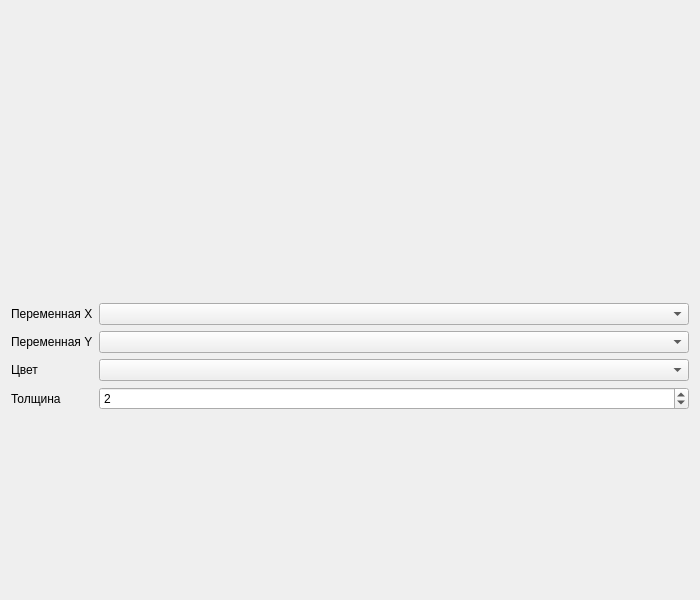
This is ui_plots/line_plot.ui in Kirikus/Experiments-2026S-Python as Qt 5 draws it before an edit. The edited form follows.
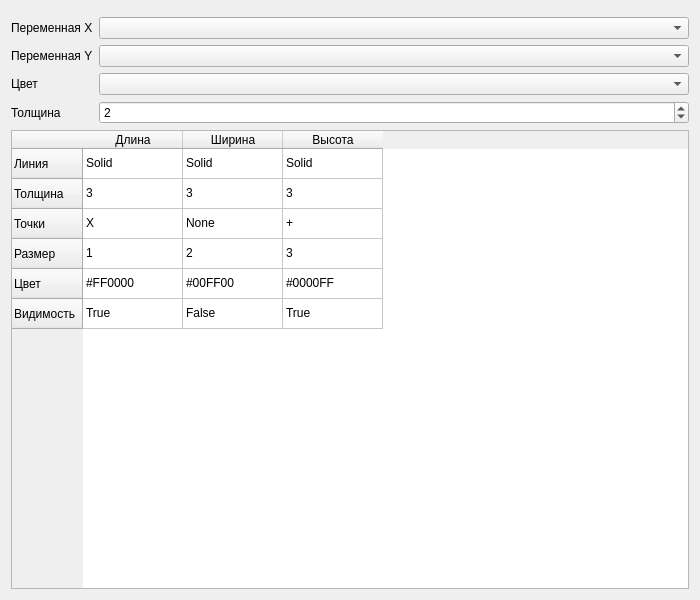
This is the edited form. Custom widgets are drawn as their Qt base class.

Commit message: Added multiple line settings support to LinePlot

What changed in the file:
```diff
--- a/ui_plots/line_plot.ui
+++ b/ui_plots/line_plot.ui
@@ -4,7 +4,10 @@
  <widget class="QWidget" name="LinePlot">
   <property name="geometry">
    <rect>
-    <x>0</x><y>0</y><width>700</width><height>600</height>
+    <x>0</x>
+    <y>0</y>
+    <width>700</width>
+    <height>600</height>
    </rect>
   </property>
   <property name="windowTitle">
@@ -12,9 +15,9 @@
   </property>
   <layout class="QVBoxLayout" name="verticalLayout">
    <item>
-    <widget class="QWidget" name="parent_ui" native="true">
+    <widget class="Plot" name="_base" native="true">
      <layout class="QVBoxLayout" name="parentLayout">
-      <property name="margin">
+      <property name="margin" stdset="0">
        <number>0</number>
       </property>
      </layout>
@@ -22,17 +25,11 @@
    </item>
    <item>
     <layout class="QFormLayout" name="settingsLayout">
-     <item row="0" column="0">
-      <widget class="QLabel" name="labelXVar">
-       <property name="text"><string>Переменная X</string></property>
-      </widget>
-     </item>
-     <item row="0" column="1">
-      <widget class="QComboBox" name="xVariableCombo"/>
-     </item>
      <item row="1" column="0">
       <widget class="QLabel" name="labelYVar">
-       <property name="text"><string>Переменная Y</string></property>
+       <property name="text">
+        <string>Переменная Y</string>
+       </property>
       </widget>
      </item>
      <item row="1" column="1">
@@ -40,7 +37,9 @@
      </item>
      <item row="2" column="0">
       <widget class="QLabel" name="labelColor">
-       <property name="text"><string>Цвет</string></property>
+       <property name="text">
+        <string>Цвет</string>
+       </property>
       </widget>
      </item>
      <item row="2" column="1">
@@ -48,20 +47,185 @@
      </item>
      <item row="3" column="0">
       <widget class="QLabel" name="labelWidth">
-       <property name="text"><string>Толщина</string></property>
+       <property name="text">
+        <string>Толщина</string>
+       </property>
       </widget>
      </item>
      <item row="3" column="1">
       <widget class="QSpinBox" name="widthSpin">
-       <property name="minimum"><number>1</number></property>
-       <property name="maximum"><number>10</number></property>
-       <property name="value"><number>2</number></property>
+       <property name="minimum">
+        <number>1</number>
+       </property>
+       <property name="maximum">
+        <number>10</number>
+       </property>
+       <property name="value">
+        <number>2</number>
+       </property>
+      </widget>
+     </item>
+     <item row="4" column="0" colspan="2">
+      <widget class="QTableWidget" name="settingsTable">
+       <row>
+        <property name="text">
+         <string>Линия</string>
+        </property>
+       </row>
+       <row>
+        <property name="text">
+         <string>Толщина</string>
+        </property>
+       </row>
+       <row>
+        <property name="text">
+         <string>Точки</string>
+        </property>
+       </row>
+       <row>
+        <property name="text">
+         <string>Размер</string>
+        </property>
+       </row>
+       <row>
+        <property name="text">
+         <string>Цвет</string>
+        </property>
+       </row>
+       <row>
+        <property name="text">
+         <string>Видимость</string>
+        </property>
+       </row>
+       <column>
+        <property name="text">
+         <string>Длина</string>
+        </property>
+       </column>
+       <column>
+        <property name="text">
+         <string>Ширина</string>
+        </property>
+       </column>
+       <column>
+        <property name="text">
+         <string>Высота</string>
+        </property>
+       </column>
+       <item row="0" column="0">
+        <property name="text">
+         <string>Solid</string>
+        </property>
+       </item>
+       <item row="0" column="1">
+        <property name="text">
+         <string>Solid</string>
+        </property>
+       </item>
+       <item row="0" column="2">
+        <property name="text">
+         <string>Solid</string>
+        </property>
+       </item>
+       <item row="1" column="0">
+        <property name="text">
+         <string>3</string>
+        </property>
+       </item>
+       <item row="1" column="1">
+        <property name="text">
+         <string>3</string>
+        </property>
+       </item>
+       <item row="1" column="2">
+        <property name="text">
+         <string>3</string>
+        </property>
+       </item>
+       <item row="2" column="0">
+        <property name="text">
+         <string>X</string>
+        </property>
+       </item>
+       <item row="2" column="1">
+        <property name="text">
+         <string>None</string>
+        </property>
+       </item>
+       <item row="2" column="2">
+        <property name="text">
+         <string>+</string>
+        </property>
+       </item>
+       <item row="3" column="0">
+        <property name="text">
+         <string>1</string>
+        </property>
+       </item>
+       <item row="3" column="1">
+        <property name="text">
+         <string>2</string>
+        </property>
+       </item>
+       <item row="3" column="2">
+        <property name="text">
+         <string>3</string>
+        </property>
+       </item>
+       <item row="4" column="0">
+        <property name="text">
+         <string>#FF0000</string>
+        </property>
+       </item>
+       <item row="4" column="1">
+        <property name="text">
+         <string>#00FF00</string>
+        </property>
+       </item>
+       <item row="4" column="2">
+        <property name="text">
+         <string>#0000FF</string>
+        </property>
+       </item>
+       <item row="5" column="0">
+        <property name="text">
+         <string>True</string>
+        </property>
+       </item>
+       <item row="5" column="1">
+        <property name="text">
+         <string>False</string>
+        </property>
+       </item>
+       <item row="5" column="2">
+        <property name="text">
+         <string>True</string>
+        </property>
+       </item>
+      </widget>
+     </item>
+     <item row="0" column="1">
+      <widget class="QComboBox" name="xVariableCombo"/>
+     </item>
+     <item row="0" column="0">
+      <widget class="QLabel" name="labelXVar">
+       <property name="text">
+        <string>Переменная X</string>
+       </property>
       </widget>
      </item>
     </layout>
    </item>
   </layout>
  </widget>
+ <customwidgets>
+  <customwidget>
+   <class>Plot</class>
+   <extends>QWidget</extends>
+   <header>gui.views.plot_base</header>
+   <container>1</container>
+  </customwidget>
+ </customwidgets>
  <resources/>
  <connections/>
 </ui>
```
